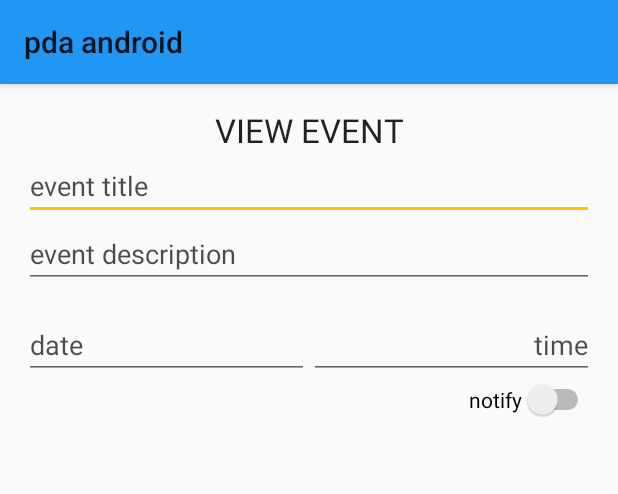
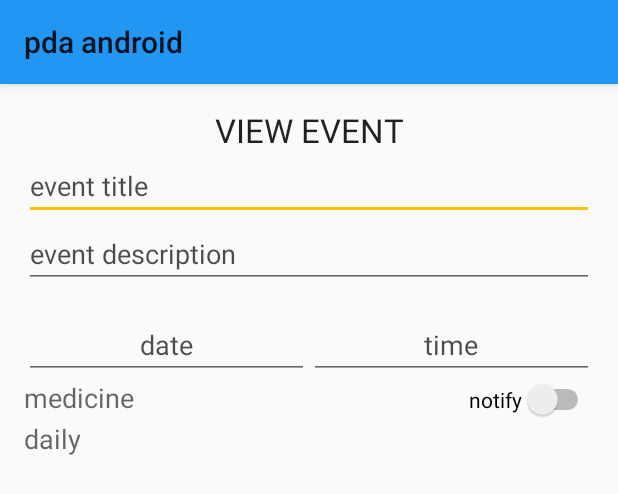
Before and after one commit to wathmal/pda-android, an Android app: the layout dialog_event.xml on its own in the app's theme, with its tools: preview values and no code run, on a phone screen of 412 x 824 dp. Shown: the top 494 px of the screen. Run offline under Robolectric (Android 15) with nearby library versions, the light colour scheme and no system bars.

Commit message:
event U/R operations implemented

```diff
--- a/app/src/main/java/com/awesome/wathmal/awesomeapp/MainActivity.java
+++ b/app/src/main/java/com/awesome/wathmal/awesomeapp/MainActivity.java
@@ -237,7 +237,11 @@ public class MainActivity extends FragmentActivity
                         );
                         dialogAddAudioBook.show(getSupportFragmentManager(), "audio book");
                     } else {
-                        Toast.makeText(context, "editing not implemented yet!", Toast.LENGTH_SHORT).show();
+                        android.support.v4.app.DialogFragment dialogEvent = new DialogEvent(context, false, true,
+
+                                dh.getAllEvents().get(clickedItemPosition)
+                        );
+                        dialogEvent.show(getSupportFragmentManager(), "event");
                     }
                     actionMode.finish();
                 }
--- a/app/src/main/res/layout/dialog_event.xml
+++ b/app/src/main/res/layout/dialog_event.xml
@@ -53,7 +53,8 @@
             android:inputType="date"
             android:textAlignment="center"
             android:id="@+id/editTextDate"
-            android:hint="date" />
+            android:hint="date"
+            android:gravity="center_horizontal" />
 
         <EditText
             android:layout_width="0dp"
@@ -63,7 +64,7 @@
             android:textAlignment="center"
             android:id="@+id/editTextTime"
             android:hint="time"
-            android:gravity="right" />
+            android:gravity="center_horizontal" />
 
 
 
@@ -79,6 +80,25 @@
         android:layout_alignRight="@+id/linearLayout"
         android:layout_alignEnd="@+id/linearLayout" />
 
+    <TextView
+        android:layout_width="wrap_content"
+        android:layout_height="wrap_content"
+        android:textAppearance="?android:attr/textAppearanceMedium"
+        android:text="daily"
+        android:id="@+id/textViewRecurrType"
+        android:layout_below="@+id/switch1"
+        android:layout_alignParentLeft="true"
+        android:layout_alignParentStart="true" />
+
+    <TextView
+        android:layout_width="wrap_content"
+        android:layout_height="wrap_content"
+        android:textAppearance="?android:attr/textAppearanceMedium"
+        android:text="medicine"
+        android:id="@+id/textViewEventType"
+        android:layout_alignTop="@+id/switch1"
+        android:layout_alignParentLeft="true"
+        android:layout_alignParentStart="true" />
 
 
 </RelativeLayout>
```
Also changed, not shown: app/src/main/java/com/awesome/wathmal/awesomeapp/DialogEvent.java (+33 -1 lines).
